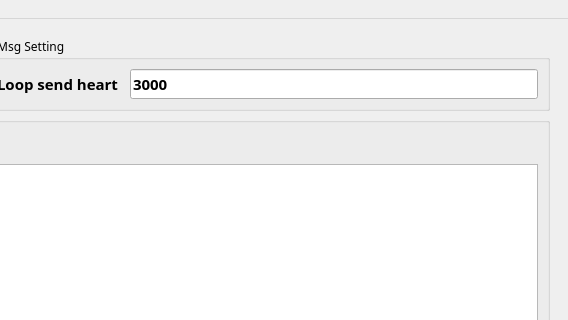
Qt form coding/simulationclient/src/ui/mainwindow.ui (BrandoGH/lbgs) before a commit; both pictures show x 737 to 1305 and y 0 to 320 of the 1305 by 881 pixel window.
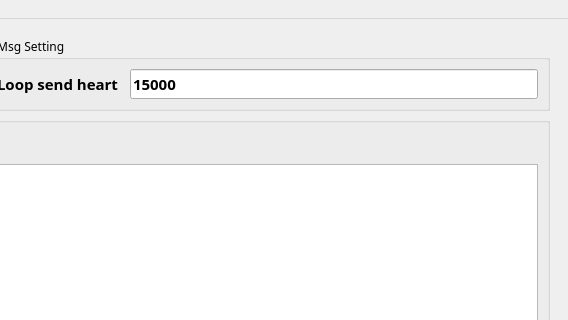
The same form after that commit. The open tabs and pages were chosen to show the change.

Commit message: client 15s heart time

```diff
--- a/coding/simulationclient/src/ui/mainwindow.ui
+++ b/coding/simulationclient/src/ui/mainwindow.ui
@@ -225,7 +225,7 @@
               </font>
              </property>
              <property name="text">
-              <string>3000</string>
+              <string>15000</string>
              </property>
              <property name="placeholderText">
               <string>Time interval(ms)</string>
```
Left out of the diff: 2 changed lines with no effect on the pictures.
